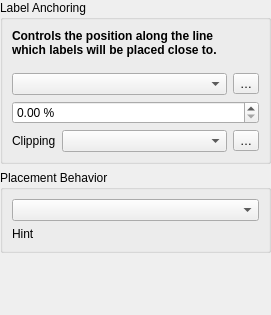
The window that src/ui/labeling/qgslabellineanchorwidgetbase.ui (qgis/QGIS) describes before a commit, drawn with Qt 5.
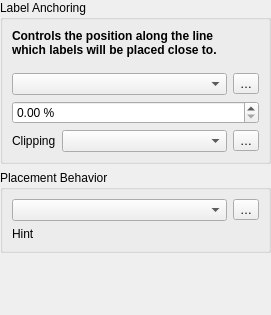
The same window after the commit. Custom widgets are drawn as their Qt base class.

Commit message:
[feature][labeling] Allow data-defined control over line anchor type
Allows data-defined control over whether the 'hint' or 'strict'
anchoring type is used

```diff
--- a/src/ui/labeling/qgslabellineanchorwidgetbase.ui
+++ b/src/ui/labeling/qgslabellineanchorwidgetbase.ui
@@ -98,7 +98,14 @@
       <item row="0" column="0">
        <widget class="QComboBox" name="mAnchorTypeComboBox"/>
       </item>
-      <item row="1" column="0">
+      <item row="0" column="1">
+       <widget class="QgsPropertyOverrideButton" name="mAnchorTypeDDBtn">
+        <property name="text">
+         <string>…</string>
+        </property>
+       </widget>
+      </item>
+      <item row="1" column="0" colspan="2">
        <widget class="QLabel" name="mAnchorTypeHintLabel">
         <property name="text">
          <string>Hint</string>
```
The commit also changes 6 other files.
